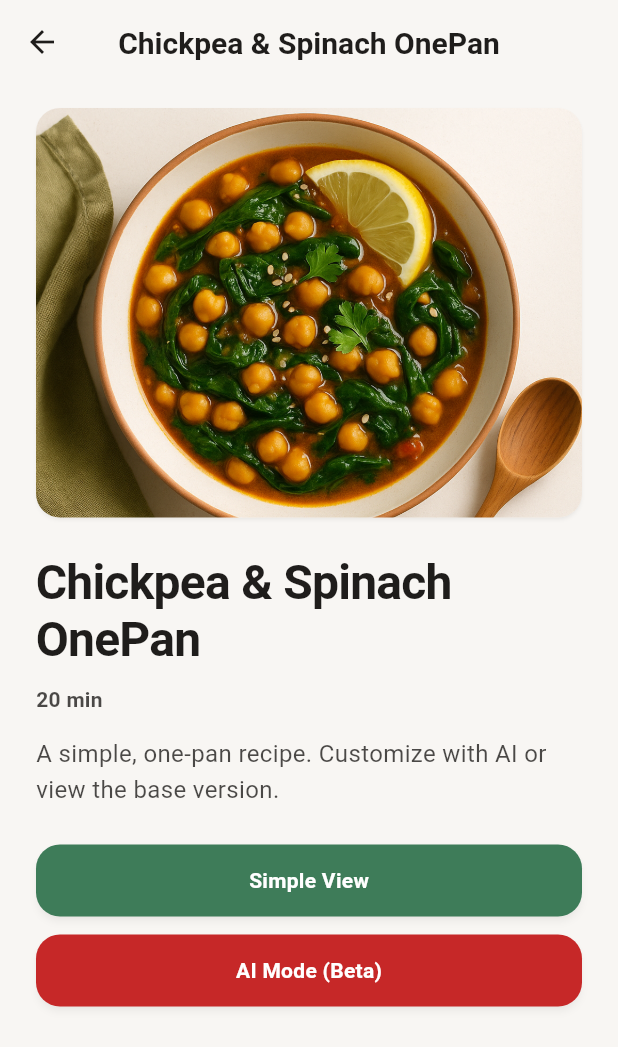
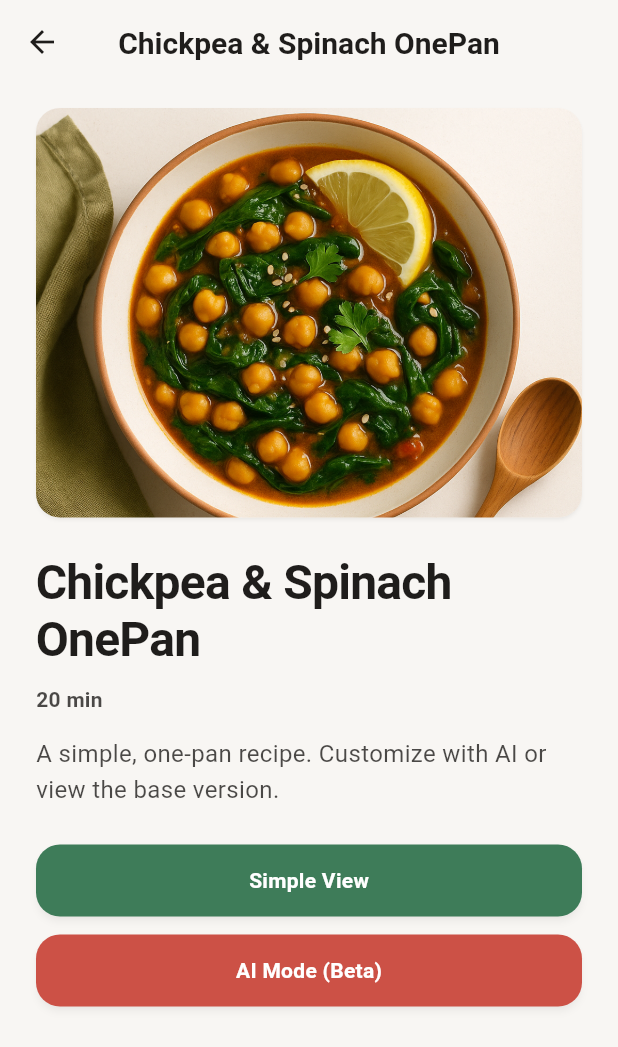
Before and after one commit to leafgreen-3/onepan, a Flutter app: the HomeScreen screen opened by its route, after a tap on "Chickpea & Spinach OnePan", on a phone screen of 412 x 824 dp. Shown: the top 1047 px of the screen. Run offline on Flutter 3.47's test engine with Material 3 defaults, Android fonts, the phone set to English and light mode, and no system bars; our stand-ins replace flutter_riverpod, get_it, go_router, shared_preferences; accounts and stored records are empty.

Commit message:
Commiting before UI experimentation

```diff
--- a/lib/features/recipe/recipe_mode_choice_screen.dart
+++ b/lib/features/recipe/recipe_mode_choice_screen.dart
@@ -145,20 +145,13 @@ class RecipeModeChoiceScreen extends ConsumerWidget {
                   expand: true,
                 ),
                 const SizedBox(height: AppSpacing.md),
-                Theme(
-                  data: Theme.of(context).copyWith(
-                    colorScheme: Theme.of(context).colorScheme.copyWith(
-                          primary: scheme.error,
-                          onPrimary: scheme.onError,
-                        ),
-                  ),
-                  child: AppButton(
-                    label: 'AI Mode (Beta)',
-                    onPressed: () => context.push('${Routes.customize}/$recipeId'),
-                    variant: AppButtonVariant.filled,
-                    size: AppButtonSize.lg,
-                    expand: true,
-                  ),
+                AppButton(
+                  label: 'AI Mode (Beta)',
+                  onPressed: () => context.push('${Routes.customize}/$recipeId'),
+                  variant: AppButtonVariant.filled,
+                  role: AppButtonRole.aiAccent,
+                  size: AppButtonSize.lg,
+                  expand: true,
                 ),
               ],
             ),
--- a/lib/theme/tokens.dart
+++ b/lib/theme/tokens.dart
@@ -4,6 +4,8 @@ import 'package:flutter/material.dart';
 /// Strongly-typed constants – no magic numbers in widgets.
 class AppColors {
   AppColors._();
+
+  static AppColorsAccessor of(BuildContext context) => AppColorsAccessor(Theme.of(context).brightness);
 
   // Core palette
   static const Color primary = Color(0xFF3E7C59); // warm green
@@ -25,6 +27,35 @@ class AppColors {
   // Dark mode surfaces
   static const Color surfaceDark = Color(0xFF151412);
   static const Color onSurfaceDark = Color(0xFFE9E6E1);
+}
+
+// Semantic AI accent colors for light theme.
+class AppColorsLight {
+  AppColorsLight._();
+
+  static const Color aiAccent = Color(0xFFCC5146);
+  static const Color onAiAccent = Color(0xFFFFFFFF);
+}
+
+// Semantic AI accent colors for dark theme.
+class AppColorsDark {
+  AppColorsDark._();
+
+  static const Color aiAccent = Color(0xFFDC655B);
+  static const Color onAiAccent = Color(0xFFFFFFFF);
+}
+
+// Access semantic tokens that depend on theme brightness.
+class AppColorsAccessor {
+  AppColorsAccessor(this.brightness);
+  final Brightness brightness;
+
+  Color get aiAccent => brightness == Brightness.dark
+      ? AppColorsDark.aiAccent
+      : AppColorsLight.aiAccent;
+  Color get onAiAccent => brightness == Brightness.dark
+      ? AppColorsDark.onAiAccent
+      : AppColorsLight.onAiAccent;
 }
 
 class AppTextStyles {
--- a/lib/ui/atoms/app_button.dart
+++ b/lib/ui/atoms/app_button.dart
@@ -2,6 +2,7 @@ import 'package:flutter/material.dart';
 import 'package:onepan/theme/tokens.dart';
 
 enum AppButtonVariant { filled, tonal, text }
+enum AppButtonRole { primary, danger, aiAccent }
 enum AppButtonSize { md, lg }
 
 class AppButton extends StatelessWidget {
@@ -10,6 +11,7 @@ class AppButton extends StatelessWidget {
     required this.label,
     this.onPressed,
     this.variant = AppButtonVariant.filled,
+    this.role = AppButtonRole.primary,
     this.size = AppButtonSize.md,
     this.icon,
     this.loading = false,
@@ -19,6 +21,7 @@ class AppButton extends StatelessWidget {
   final String label;
   final VoidCallback? onPressed;
   final AppButtonVariant variant;
+  final AppButtonRole role;
   final AppButtonSize size;
   final Widget? icon;
   final bool loading;
@@ -30,7 +33,10 @@ class AppButton extends StatelessWidget {
     Color labelColor;
     switch (variant) {
       case AppButtonVariant.filled:
-        labelColor = scheme.onPrimary;
+        labelColor = switch (role) {
+          AppButtonRole.aiAccent => AppColors.of(context).onAiAccent,
+          _ => scheme.onPrimary,
+        };
         break;
       case AppButtonVariant.tonal:
         labelColor = scheme.onPrimaryContainer;
@@ -63,7 +69,8 @@ class AppButton extends StatelessWidget {
               width: AppSizes.icon,
               child: CircularProgressIndicator(
                 strokeWidth: AppThickness.stroke,
-                valueColor: AlwaysStoppedAnimation<Color>(_spinnerColor(scheme)),
+                valueColor:
+                    AlwaysStoppedAnimation<Color>(_spinnerColor(context, scheme)),
               ),
             )
           : Row(
@@ -95,12 +102,29 @@ class AppButton extends StatelessWidget {
           style: baseStyle.merge(
             ButtonStyle(
               backgroundColor: WidgetStateProperty.resolveWith((states) {
+                Color base = switch (role) {
+                  AppButtonRole.aiAccent => AppColors.of(context).aiAccent,
+                  _ => scheme.primary,
+                };
                 if (states.contains(WidgetState.disabled)) {
-                  return scheme.primary.withValues(alpha: AppOpacity.disabled);
+                  return base.withValues(alpha: AppOpacity.disabled);
                 }
-                return scheme.primary;
+                return base;
               }),
-              foregroundColor: WidgetStatePropertyAll(scheme.onPrimary),
+              foregroundColor: WidgetStatePropertyAll(labelColor),
+              overlayColor: WidgetStateProperty.resolveWith((states) {
+                final Color fg = role == AppButtonRole.aiAccent
+                    ? AppColors.of(context).onAiAccent
+                    : scheme.onPrimary;
+                if (states.contains(WidgetState.pressed) ||
+                    states.contains(WidgetState.focused)) {
+                  return fg.withValues(alpha: AppOpacity.focus);
+                }
+                if (states.contains(WidgetState.hovered)) {
+                  return fg.withValues(alpha: AppOpacity.hover);
+                }
+                return null;
+              }),
               elevation: const WidgetStatePropertyAll(AppElevation.e2),
             ),
           ),
@@ -143,10 +167,12 @@ class AppButton extends StatelessWidget {
     return semanticsWrapped;
   }
 
-  Color _spinnerColor(ColorScheme scheme) {
+  Color _spinnerColor(BuildContext context, ColorScheme scheme) {
     switch (variant) {
       case AppButtonVariant.filled:
-        return scheme.onPrimary;
+        return role == AppButtonRole.aiAccent
+            ? AppColors.of(context).onAiAccent
+            : scheme.onPrimary;
       case AppButtonVariant.tonal:
         return scheme.onPrimaryContainer;
       case AppButtonVariant.text:
```
